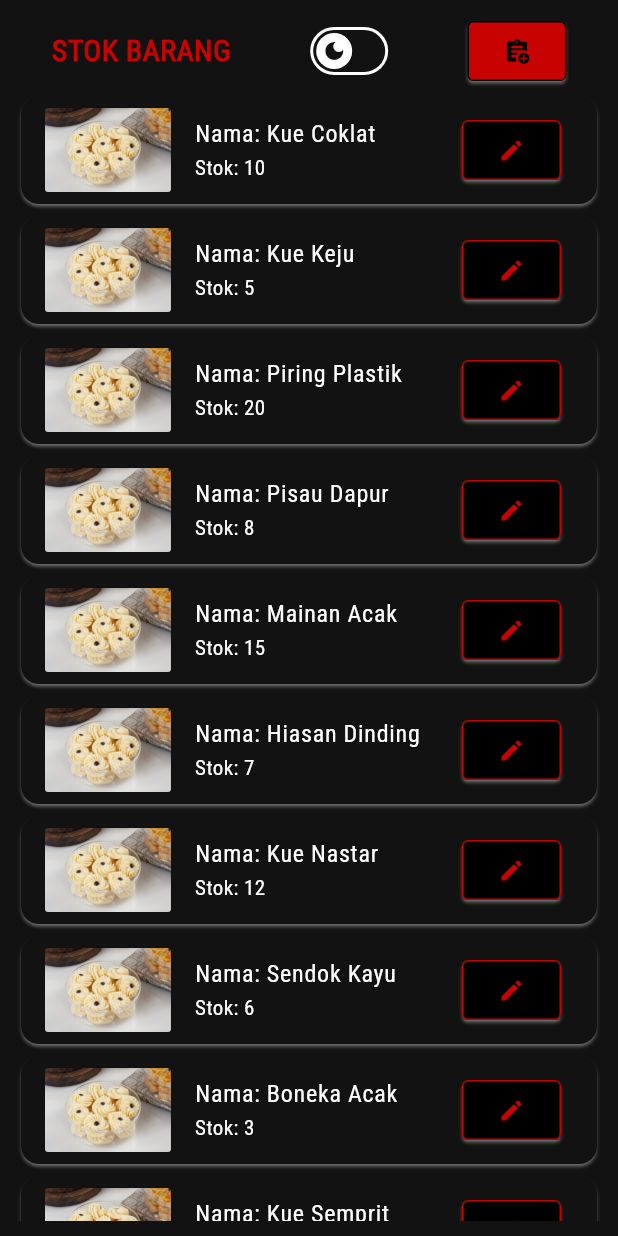
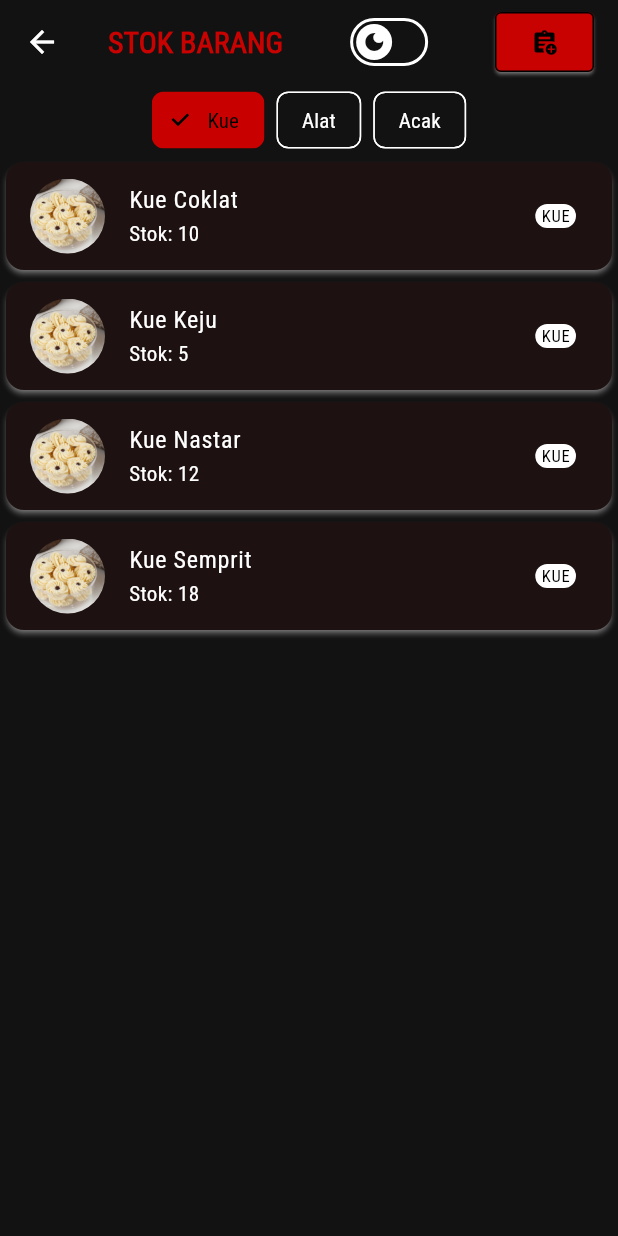
Before and after one commit to 221110019/project_bansos, a Flutter app: the StokOwner screen opened directly, on a phone screen of 412 x 824 dp. Run offline on Flutter 3.47's test engine with Material 3 defaults, Android fonts, the phone set to English and light mode, and no system bars; our stand-ins replace firebase_auth, firebase_core, shared_preferences; accounts and stored records are empty.

Commit message:
Add filter chips sstok owner

```diff
--- /dev/null
+++ b/lib/pages/owner/stok/filter_stok_owner.dart
@@ -0,0 +1,57 @@
+import 'package:flutter/material.dart';
+
+class FilterStokOwner extends StatefulWidget {
+  final Function(String)
+      onSelectionChanged; // callback untuk mengirim nilai ke widget induk
+
+  const FilterStokOwner({Key? key, required this.onSelectionChanged})
+      : super(key: key);
+
+  @override
+  _FilterStokOwnerState createState() => _FilterStokOwnerState();
+}
+
+class _FilterStokOwnerState extends State<FilterStokOwner> {
+  int selectedChoiceIndex = 0;
+  String selectedValue = '';
+
+  void onChipSelected(int index) {
+    setState(() {
+      selectedChoiceIndex = index;
+      selectedValue = index == 0
+          ? 'Kue'
+          : index == 1
+              ? 'Alat'
+              : 'Acak';
+    });
+
+    widget.onSelectionChanged(selectedValue);
+  }
+
+  @override
+  Widget build(BuildContext context) {
+    return Wrap(
+      spacing: 8.0,
+      children: [
+        ChoiceChip(
+          label: const Text('Kue'),
+          selectedColor: const Color.fromRGBO(200, 0, 0, 1),
+          selected: selectedChoiceIndex == 0,
+          onSelected: (selected) => onChipSelected(0),
+        ),
+        ChoiceChip(
+          label: const Text('Alat'),
+          selectedColor: const Color.fromRGBO(200, 0, 0, 1),
+          selected: selectedChoiceIndex == 1,
+          onSelected: (selected) => onChipSelected(1),
+        ),
+        ChoiceChip(
+          label: const Text('Acak'),
+          selectedColor: const Color.fromRGBO(200, 0, 0, 1),
+          selected: selectedChoiceIndex == 2,
+          onSelected: (selected) => onChipSelected(2),
+        ),
+      ],
+    );
+  }
+}
--- a/lib/pages/owner/stok/stok_owner.dart
+++ b/lib/pages/owner/stok/stok_owner.dart
@@ -3,15 +3,19 @@ import 'package:project_bansos/components/theme_switch.dart';
 import 'package:project_bansos/components/tombol_custom.dart';
 import 'package:project_bansos/helper/shortcut_helper.dart';
 import 'package:project_bansos/models/barang_stok.dart';
+import 'package:project_bansos/pages/owner/stok/filter_stok_owner.dart';
 import 'package:project_bansos/pages/owner/stok/tambah_stok_owner.dart';
 import 'package:project_bansos/pages/owner/stok/update_stok_owner.dart';
 
-class StokOwner extends StatelessWidget {
+class StokOwner extends StatefulWidget {
   const StokOwner({super.key});
 
   @override
-  Widget build(BuildContext context) {
-    List<BarangStok> sampleBarang = [
+  _StokOwnerState createState() => _StokOwnerState();
+}
+
+class _StokOwnerState extends State<StokOwner> {
+  List<BarangStok> semuaBarang = [
     BarangStok(
       id: 1,
       nama: "Kue Coklat",
@@ -94,46 +98,43 @@ class StokOwner extends StatelessWidget {
     ),
   ];
 
+  late List<BarangStok> sampleBarang;
+
+  @override
+  void initState() {
+    super.initState();
+    sampleBarang = semuaBarang
+        .where((barang) => barang.kategori == "Kue")
+        .toList(); // Initially show all items
+  }
+
+  // Function to filter the items based on the category selected
+  List<BarangStok> filterStok(String selectedValue) {
+    if (selectedValue == 'Kue') {
+      return semuaBarang.where((barang) => barang.kategori == "Kue").toList();
+    }
+    if (selectedValue == 'Alat') {
+      return semuaBarang.where((barang) => barang.kategori == "Alat").toList();
+    }
+    if (selectedValue == 'Acak') {
+      return semuaBarang.where((barang) => barang.kategori == "Acak").toList();
+    }
+    return semuaBarang; // If no category is selected, return all
+  }
+
+  @override
+  Widget build(BuildContext context) {
     return Scaffold(
-      body: Container(
-        padding: const EdgeInsets.fromLTRB(10, 60, 10, 10),
-        child: ListView.builder(
-          itemCount: sampleBarang.length,
-          itemBuilder: (context, index) {
-            return Card(
-              child: ListTile(
-                leading: ClipRRect(
-                  borderRadius: const BorderRadius.all(Radius.circular(2)),
-                  child: Image.asset(sampleBarang[index].foto),
-                ),
-                title: Text("Nama: ${sampleBarang[index].nama}"),
-                subtitle: Text("Stok: ${sampleBarang[index].jumlah}"),
-                trailing: TombolCustom(
-                  onPressed: () {
-                    UpdateStokOwner(sampleBarang[index])
-                        .showBottomSheet(context);
-                  },
-                  filled: false,
-                  child: const Icon(Icons.edit),
-                ),
-              ),
-            );
-          },
-        ),
-      ),
-      floatingActionButtonLocation: FloatingActionButtonLocation.centerTop,
-      floatingActionButton: Container(
-        padding: const EdgeInsets.all(10),
-        child: Row(
-          crossAxisAlignment: CrossAxisAlignment.center,
-          mainAxisAlignment: MainAxisAlignment.spaceAround,
+      appBar: AppBar(
+        scrolledUnderElevation: 0,
+        title: Row(
+          mainAxisAlignment: MainAxisAlignment.spaceBetween,
           children: [
             Text("STOK BARANG",
                 style: TextStyle(
                     fontSize: 20,
                     fontWeight: FontWeight.bold,
-                  color: ShortcutHelper.warnaPrimary(context),
-                )),
+                    color: ShortcutHelper.warnaPrimary(context))),
             const ThemeSwitch(),
             TombolCustom(
               onPressed: () {
@@ -141,9 +142,59 @@ class StokOwner extends StatelessWidget {
                   builder: (context) => const TambahStokOwner(),
                 ));
               },
-                child: const Icon(Icons.assignment_add)),
+              child: const Icon(Icons.assignment_add),
+            ),
           ],
         ),
+      ),
+      body: Column(
+        children: [
+          FilterStokOwner(
+            onSelectionChanged: (selectedValue) {
+              setState(() {
+                sampleBarang =
+                    filterStok(selectedValue); // Update filtered list
+              });
+            },
+          ),
+          Expanded(
+            child: ListView.builder(
+              itemCount: sampleBarang.length,
+              itemBuilder: (context, index) {
+                return Column(
+                  children: [
+                    Card(
+                      elevation: 1.5,
+                      surfaceTintColor: ShortcutHelper.warnaPrimary(context),
+                      child: ListTile(
+                        leading: ClipOval(
+                          child: Image.asset(
+                            sampleBarang[index].foto,
+                            width: 50,
+                            height: 50,
+                            fit: BoxFit.cover,
+                          ),
+                        ),
+                        trailing: Badge(
+                          backgroundColor:
+                              ShortcutHelper.warnaOnSurface(context),
+                          label:
+                              Text(sampleBarang[index].kategori.toUpperCase()),
+                        ),
+                        title: Text(sampleBarang[index].nama),
+                        subtitle: Text("Stok: ${sampleBarang[index].jumlah}"),
+                        onTap: () {
+                          UpdateStokOwner(sampleBarang[index])
+                              .showBottomSheet(context);
+                        },
+                      ),
+                    ),
+                  ],
+                );
+              },
+            ),
+          ),
+        ],
       ),
     );
   }
```
Also changed, not shown: 1 other file. Lines whose indentation alone changed are shown as unchanged.
